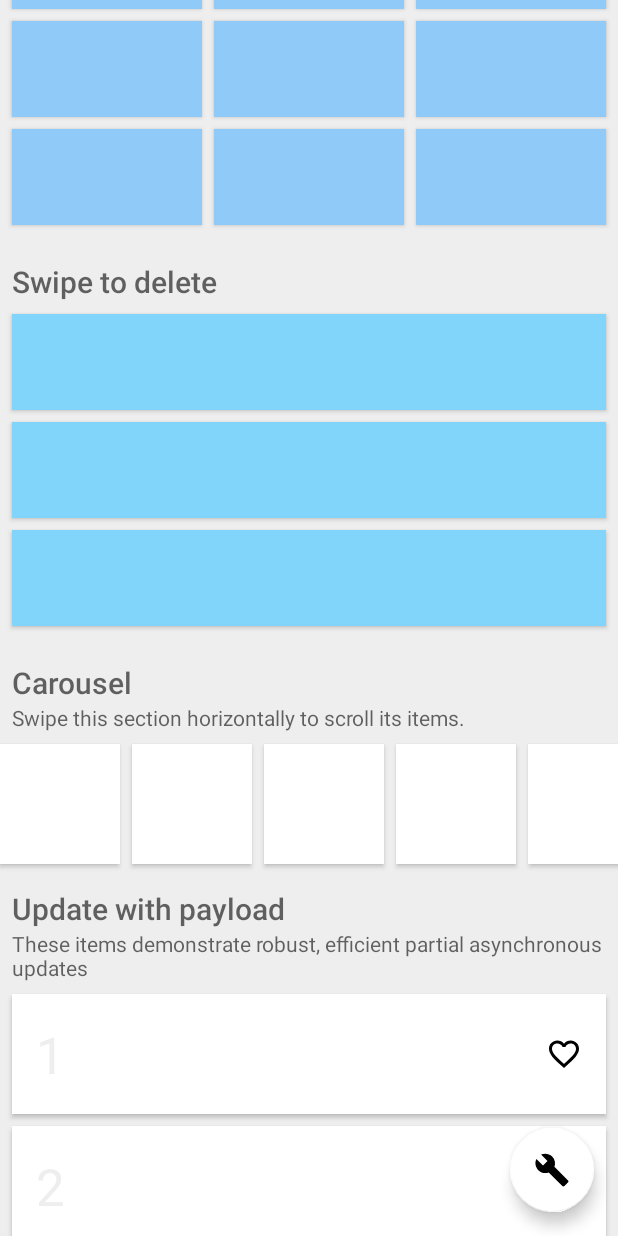
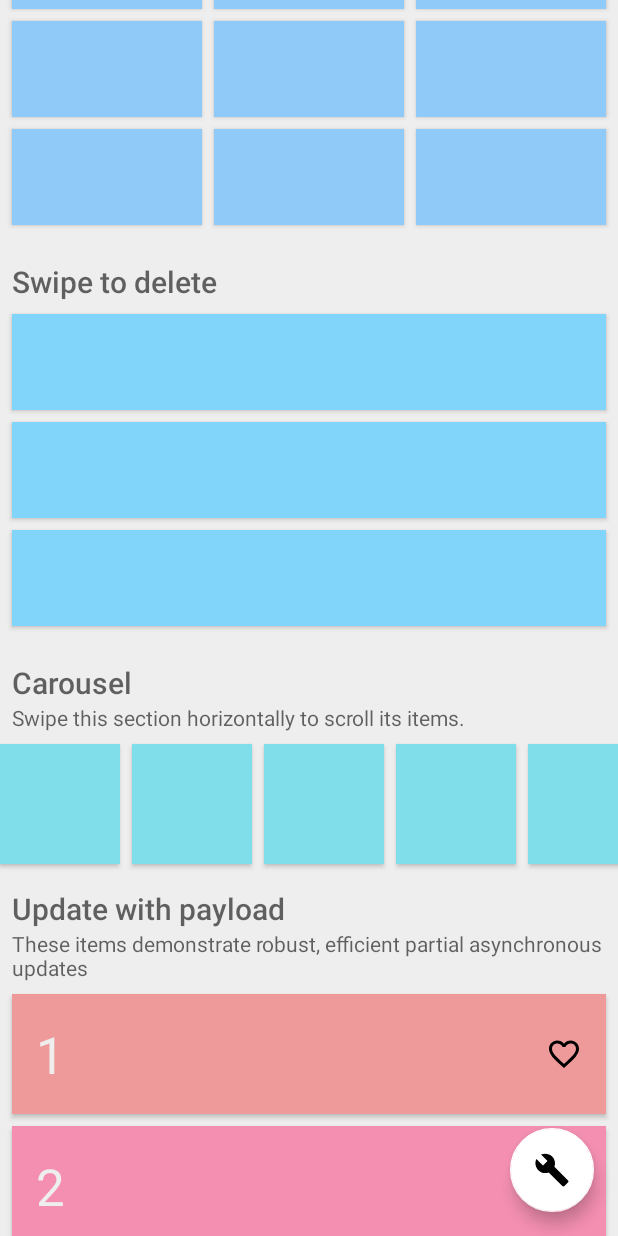
Before and after one commit to lisawray/groupie, an Android app: the screen it shows after launch (MainActivity), scrolled down 1602 dp, on a phone screen of 412 x 824 dp. Run offline under Robolectric (Android 15) with nearby library versions, the phone set to English and light mode, and no system bars.

Commit message:
Update example code to bring back colors and fix some lint warnings

```diff
--- a/example-shared/build.gradle
+++ b/example-shared/build.gradle
@@ -23,9 +23,9 @@ android {
 dependencies {
     api project (':library')
     api "androidx.recyclerview:recyclerview:1.0.0"
-    api "androidx.appcompat:appcompat:1.0.2"
+    api "androidx.appcompat:appcompat:1.1.0"
     api "com.google.android.material:material:1.0.0"
     api "androidx.cardview:cardview:1.0.0"
-    api "androidx.vectordrawable:vectordrawable:1.0.1"
-    api "androidx.vectordrawable:vectordrawable-animated:1.0.0"
+    api "androidx.vectordrawable:vectordrawable:1.1.0"
+    api "androidx.vectordrawable:vectordrawable-animated:1.1.0"
 }
--- a/example/src/main/java/com/xwray/groupie/example/MainActivity.kt
+++ b/example/src/main/java/com/xwray/groupie/example/MainActivity.kt
@@ -22,10 +22,9 @@ import com.xwray.groupie.example.core.decoration.SwipeTouchCallback
 import com.xwray.groupie.example.item.*
 import com.xwray.groupie.groupiex.plusAssign
 import kotlinx.android.synthetic.main.activity_main.*
-import java.util.*
 
-val INSET_TYPE_KEY = "inset_type"
-val INSET = "inset"
+const val INSET_TYPE_KEY = "inset_type"
+const val INSET = "inset"
 
 class MainActivity : AppCompatActivity() {
 
@@ -148,14 +147,14 @@ class MainActivity : AppCompatActivity() {
         // Update with payload
         groupAdapter += Section(HeaderItem(R.string.update_with_payload, R.string.update_with_payload_subtitle)).apply {
             rainbow500.indices.forEach { i ->
-                add(HeartCardItem(rainbow200[i], i.toLong(), { item, favorite ->
+                add(HeartCardItem(rainbow200[i], i.toLong()) { item, favorite ->
                     // Pretend to make a network request
                     handler.postDelayed({
                         // Network request was successful!
                         item.setFavorite(favorite)
                         item.notifyChanged(FAVORITE)
                     }, 1000)
-                }))
+                })
             }
         }
 
--- a/example/src/main/java/com/xwray/groupie/example/item/CardItem.kt
+++ b/example/src/main/java/com/xwray/groupie/example/item/CardItem.kt
@@ -8,16 +8,16 @@ import com.xwray.groupie.kotlinandroidextensions.Item
 import com.xwray.groupie.kotlinandroidextensions.ViewHolder
 import kotlinx.android.synthetic.main.item_card.*
 
-open class CardItem (@ColorInt private val colorRes: Int, val text: CharSequence? = "") : Item() {
+open class CardItem (@ColorInt private val colorInt: Int, val text: CharSequence? = "") : Item() {
 
     init {
-        extras.put(INSET_TYPE_KEY, INSET)
+        extras[INSET_TYPE_KEY] = INSET
     }
 
     override fun getLayout() = R.layout.item_card
 
     override fun bind(viewHolder: ViewHolder, position: Int) {
-        viewHolder.root.setBackgroundColor(colorRes)
+        viewHolder.root.setBackgroundColor(colorInt)
         viewHolder.text.text = text
     }
 }
--- a/example/src/main/java/com/xwray/groupie/example/item/CarouselCardItem.kt
+++ b/example/src/main/java/com/xwray/groupie/example/item/CarouselCardItem.kt
@@ -8,11 +8,11 @@ import com.xwray.groupie.example.R
 /**
  * A card item with a fixed width so it can be used with a horizontal layout manager.
  */
-class CarouselCardItem(@ColorInt private val colorRes: Int) : Item<ViewHolder>() {
+class CarouselCardItem(@ColorInt private val colorInt: Int) : Item<ViewHolder>() {
 
     override fun getLayout() = R.layout.item_square_card
 
     override fun bind(viewHolder: ViewHolder, position: Int) {
-        //viewHolder.getRoot().setBackgroundResource(colorRes);
+        viewHolder.root.setBackgroundColor(colorInt)
     }
 }
--- a/example/src/main/java/com/xwray/groupie/example/item/ColumnItem.kt
+++ b/example/src/main/java/com/xwray/groupie/example/item/ColumnItem.kt
@@ -4,10 +4,10 @@ import androidx.annotation.ColorInt
 import com.xwray.groupie.example.INSET
 import com.xwray.groupie.example.INSET_TYPE_KEY
 
-class ColumnItem(@ColorInt colorRes: Int, index: Int) : CardItem(colorRes, index.toString()) {
+class ColumnItem(@ColorInt colorInt: Int, index: Int) : CardItem(colorInt, index.toString()) {
 
     init {
-        extras.put(INSET_TYPE_KEY, INSET)
+        extras[INSET_TYPE_KEY] = INSET
     }
 
     override fun getSpanSize(spanCount: Int, position: Int) = spanCount / 2
--- a/example/src/main/java/com/xwray/groupie/example/item/FullBleedCardItem.kt
+++ b/example/src/main/java/com/xwray/groupie/example/item/FullBleedCardItem.kt
@@ -1,9 +1,9 @@
 package com.xwray.groupie.example.item
 
-import androidx.annotation.ColorRes
+import androidx.annotation.ColorInt
 import com.xwray.groupie.example.INSET_TYPE_KEY
 
-class FullBleedCardItem(@ColorRes colorRes: Int) : CardItem(colorRes) {
+class FullBleedCardItem(@ColorInt colorInt: Int) : CardItem(colorInt) {
 
     init {
         extras.remove(INSET_TYPE_KEY)
--- a/example/src/main/java/com/xwray/groupie/example/item/HeartCardItem.kt
+++ b/example/src/main/java/com/xwray/groupie/example/item/HeartCardItem.kt
@@ -11,7 +11,7 @@ import kotlinx.android.synthetic.main.item_heart_card.*
 
 val FAVORITE = "FAVORITE"
 
-class HeartCardItem(@ColorInt private val colorRes: Int, id: Long,
+class HeartCardItem(@ColorInt private val colorInt: Int, id: Long,
                     private val onFavoriteListener: (item: HeartCardItem, favorite: Boolean) -> Unit) :
         Item(id) {
 
@@ -48,7 +48,7 @@ class HeartCardItem(@ColorInt private val colorRes: Int, id: Long,
     override fun isClickable() = false
 
     override fun bind(holder: ViewHolder, position: Int) {
-        //holder.getRoot().setBackgroundColor(colorRes);
+        holder.root.setBackgroundColor(colorInt)
         bindHeart(holder)
         holder.text.text = (id + 1).toString()
 
--- a/example/src/main/java/com/xwray/groupie/example/item/SmallCardItem.kt
+++ b/example/src/main/java/com/xwray/groupie/example/item/SmallCardItem.kt
@@ -2,7 +2,7 @@ package com.xwray.groupie.example.item
 
 import androidx.annotation.ColorInt
 
-open class SmallCardItem(@ColorInt private val colorRes: Int, text: CharSequence? = "") : CardItem(colorRes, text) {
+open class SmallCardItem(@ColorInt private val colorInt: Int, text: CharSequence? = "") : CardItem(colorInt, text) {
 
     override fun getSpanSize(spanCount: Int, position: Int) = spanCount / 3
 
--- a/example/src/main/java/com/xwray/groupie/example/item/SwipeToDeleteItem.kt
+++ b/example/src/main/java/com/xwray/groupie/example/item/SwipeToDeleteItem.kt
@@ -3,7 +3,7 @@ package com.xwray.groupie.example.item
 import androidx.annotation.ColorInt
 import androidx.recyclerview.widget.ItemTouchHelper
 
-class SwipeToDeleteItem(@ColorInt colorRes: Int) : CardItem(colorRes) {
+class SwipeToDeleteItem(@ColorInt colorInt: Int) : CardItem(colorInt) {
 
     override fun getSwipeDirs(): Int {
         return ItemTouchHelper.LEFT or ItemTouchHelper.RIGHT
--- a/example/src/main/java/com/xwray/groupie/example/item/UpdatableItem.kt
+++ b/example/src/main/java/com/xwray/groupie/example/item/UpdatableItem.kt
@@ -1,8 +1,8 @@
 package com.xwray.groupie.example.item
 
-import androidx.annotation.ColorRes
+import androidx.annotation.ColorInt
 
-data class UpdatableItem(@ColorRes private val colorRes: Int, private val index: Int) : SmallCardItem(colorRes, index.toString()) {
+data class UpdatableItem(@ColorInt private val colorInt: Int, private val index: Int) : SmallCardItem(colorInt, index.toString()) {
 
     override fun getId() = index.toLong()
 
```
